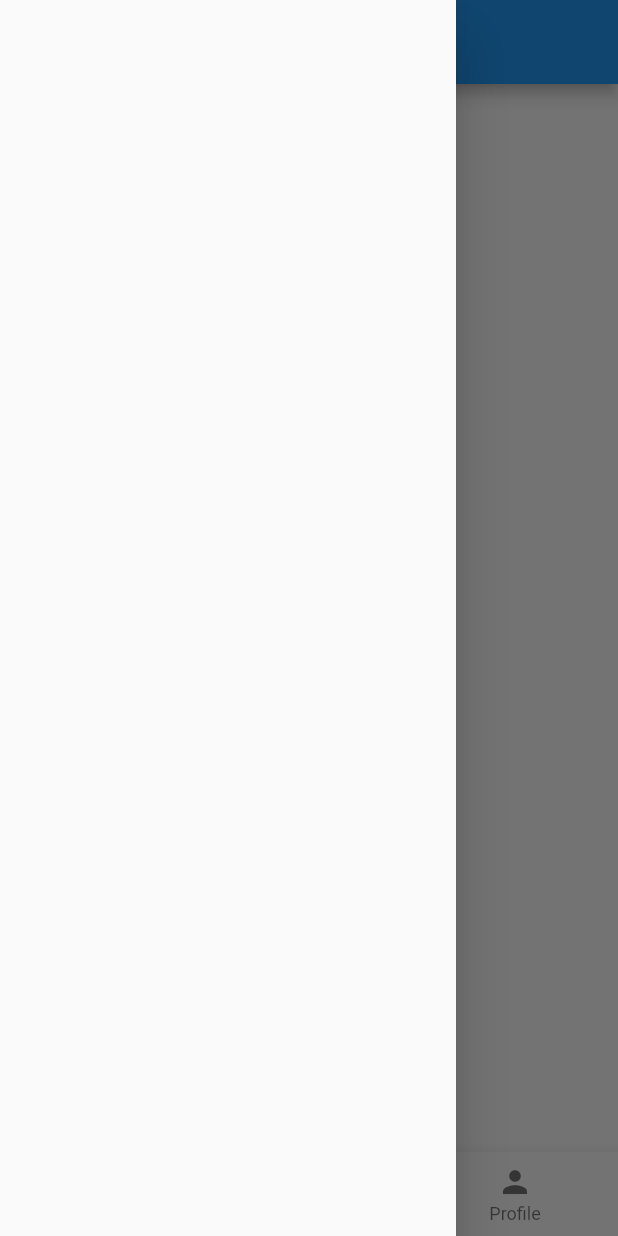
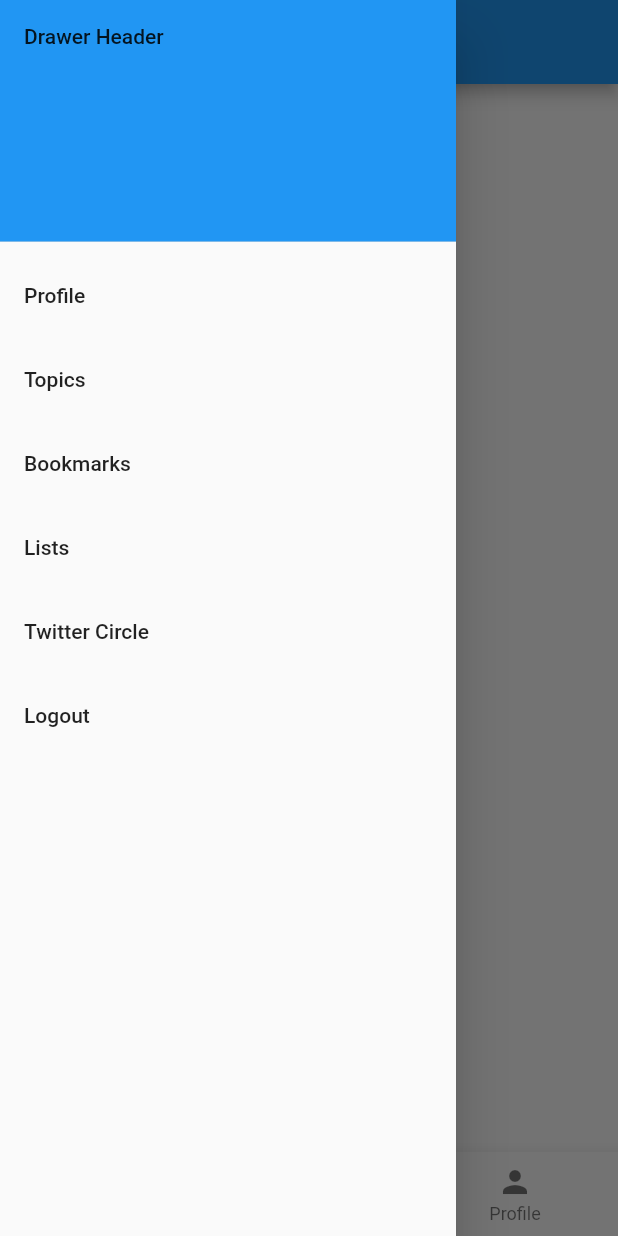
Before and after one commit to Shaxadhere/flutter-app, a Flutter app: the screen it shows after launch, with the side drawer open, on a phone screen of 412 x 824 dp. Run offline on Flutter 3.47's test engine with Material 2 defaults, Android fonts, the phone set to English and light mode, and no system bars.

Commit message:
Update main.dart

```diff
--- a/lib/main.dart
+++ b/lib/main.dart
@@ -11,82 +11,19 @@ class MyApp extends StatelessWidget {
   @override
   Widget build(BuildContext context) {
     return MaterialApp(
-      title: 'Flutter Demo',
+      title: 'Twitter',
       theme: ThemeData(
         primarySwatch: Colors.blue,
       ),
-      home: const Home(title: 'Flutter Demo Home Page'),
+      initialRoute: "/",
+      routes: {
+        "/": (context) => const Home(title: "Twitter Home"),
+        "/profile": (context) => const Profile(),
+        "topics": (context) => const Topics(),
+      },
     );
   }
 }
-
-class MyHomePage extends StatefulWidget {
-  const MyHomePage({super.key, required this.title});
-  final String title;
-
-  @override
-  State<MyHomePage> createState() => _MyHomePageState();
-}
-
-class _MyHomePageState extends State<MyHomePage> {
-  int _counter = 0;
-
-  void _incrementCounter() {
-    setState(() {
-      _counter++;
-    });
-  }
-
-  @override
-  Widget build(BuildContext context) {
-    return Scaffold(
-      appBar: AppBar(
-        title: Text(widget.title),
-      ),
-      body: Center(
-        child: Column(
-          mainAxisAlignment: MainAxisAlignment.center,
-          children: <Widget>[
-            const Text(
-              'You have pushed the button this many times:',
-            ),
-            Text(
-              '$_counter',
-              style: Theme.of(context).textTheme.headlineMedium,
-            ),
-          ],
-        ),
-      ),
-      floatingActionButton: FloatingActionButton(
-        onPressed: _incrementCounter,
-        tooltip: 'Increment',
-        child: const Icon(Icons.add),
-      ), // This trailing comma makes auto-formatting nicer for build methods.
-    );
-  }
-}
-
-// class Home extends StatelessWidget {
-//   const Home({super.key, required this.title});
-//   final String title;
-
-//   @override
-//   Widget build(BuildContext context) {
-//     return Scaffold(
-//       appBar: AppBar(
-//         title: Text(title),
-//       ),
-//       drawer: Drawer(),
-//       bottomNavigationBar:
-//           BottomNavigationBar(items: const <BottomNavigationBarItem>[
-//         BottomNavigationBarItem(icon: Icon(Icons.home), label: "Home"),
-//         BottomNavigationBarItem(
-//             icon: Icon(Icons.local_post_office), label: "Office")
-//       ]),
-//       body: const Center(child: Text("JH")),
-//     );
-//   }
-// }
 
 class Home extends StatefulWidget {
   const Home({super.key, required this.title});
@@ -112,14 +49,14 @@ class _HomeState extends State<Home> {
     BottomNavigationBarItem(icon: Icon(Icons.person), label: "Profile"),
   ];
 
-  static const List<Widget> screens = <Widget>[
-    Text(
+  static List<Widget> screens = <Widget>[
+    const Text(
       'Index 0: Home',
     ),
-    Text(
+    const Text(
       'Index 1: Office',
     ),
-    Text(
+    const Text(
       'Index 2: Profile',
     ),
   ];
@@ -127,8 +64,11 @@ class _HomeState extends State<Home> {
   @override
   Widget build(BuildContext context) {
     return Scaffold(
-      appBar: AppBar(title: Text(widget.title)),
-      drawer: Drawer(),
+      appBar: PreferredSize(
+        preferredSize: Size.fromHeight(56), // 56 is default height
+        child: AppBarGlobal(title: "Profile"),
+      ),
+      drawer: const AppDrawerGlobal(),
       bottomNavigationBar: BottomNavigationBar(
         items: bottomTabs,
         currentIndex: selectedTabIndex,
@@ -140,3 +80,122 @@ class _HomeState extends State<Home> {
     );
   }
 }
+
+///Routes
+
+class Profile extends StatefulWidget {
+  const Profile({super.key});
+
+  @override
+  State<Profile> createState() => _ProfileState();
+}
+
+class _ProfileState extends State<Profile> {
+  @override
+  Widget build(BuildContext context) {
+    return const Scaffold(
+      appBar: PreferredSize(
+        preferredSize: Size.fromHeight(56), // 56 is default height
+        child: AppBarGlobal(title: "Profile"),
+      ),
+      drawer: AppDrawerGlobal(),
+      body: Center(child: Text("Profile")),
+    );
+  }
+}
+
+class Topics extends StatefulWidget {
+  const Topics({super.key});
+
+  @override
+  State<Topics> createState() => TopicsState();
+}
+
+class TopicsState extends State<Topics> {
+  @override
+  Widget build(BuildContext context) {
+    return const Scaffold(
+      appBar: PreferredSize(
+        preferredSize: Size.fromHeight(56), // 56 is default height
+        child: AppBarGlobal(title: "Topics"),
+      ),
+      drawer: AppDrawerGlobal(),
+      body: Center(child: Text("Topics")),
+    );
+  }
+}
+
+class AppDrawerGlobal extends StatefulWidget {
+  const AppDrawerGlobal({super.key});
+
+  @override
+  State<AppDrawerGlobal> createState() => AppDrawerGlobalState();
+}
+
+class AppDrawerGlobalState extends State<AppDrawerGlobal> {
+  @override
+  Widget build(BuildContext context) {
+    return Drawer(
+      child: ListView(
+        padding: EdgeInsets.zero,
+        children: [
+          const DrawerHeader(
+            decoration: BoxDecoration(color: Colors.blue),
+            child: Text("Drawer Header"),
+          ),
+          ListTile(
+            title: const Text("Profile"),
+            onTap: () {
+              Navigator.pushNamed(context, "/profile");
+            },
+          ),
+          ListTile(
+            title: const Text("Topics"),
+            onTap: () {
+              Navigator.pushNamed(context, "/profile");
+            },
+          ),
+          ListTile(
+            title: const Text("Bookmarks"),
+            onTap: () {
+              print("object");
+            },
+          ),
+          ListTile(
+            title: const Text("Lists"),
+            onTap: () {
+              print("object");
+            },
+          ),
+          ListTile(
+            title: const Text("Twitter Circle"),
+            onTap: () {
+              print("object");
+            },
+          ),
+          ListTile(
+            title: const Text("Logout"),
+            onTap: () {
+              print("object");
+            },
+          ),
+        ],
+      ),
+    );
+  }
+}
+
+class AppBarGlobal extends StatefulWidget {
+  const AppBarGlobal({super.key, required this.title});
+  final String title;
+
+  @override
+  State<AppBarGlobal> createState() => _AppBarGlobalState();
+}
+
+class _AppBarGlobalState extends State<AppBarGlobal> {
+  @override
+  Widget build(BuildContext context) {
+    return AppBar(title: Text(widget.title));
+  }
+}
```
